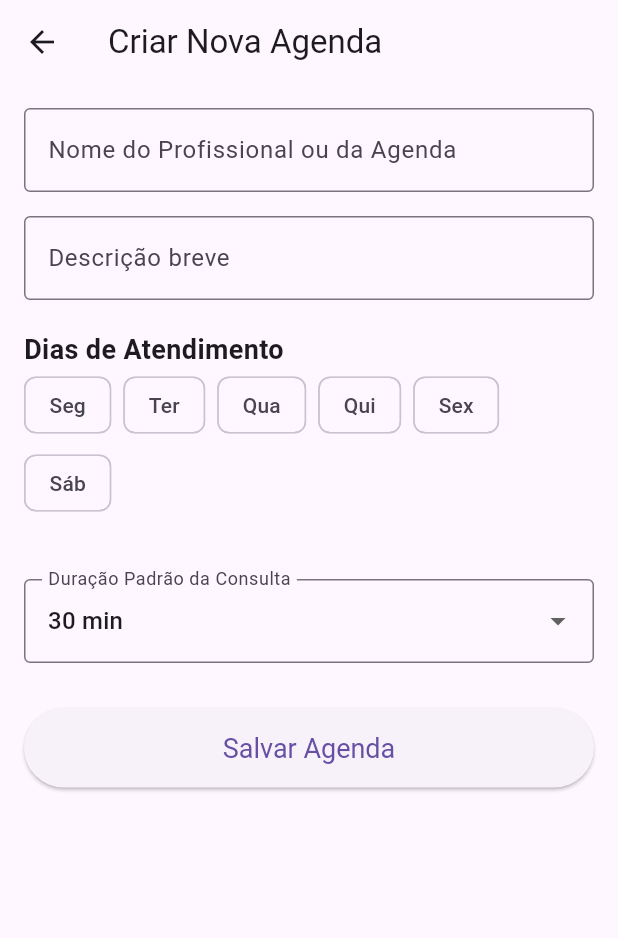
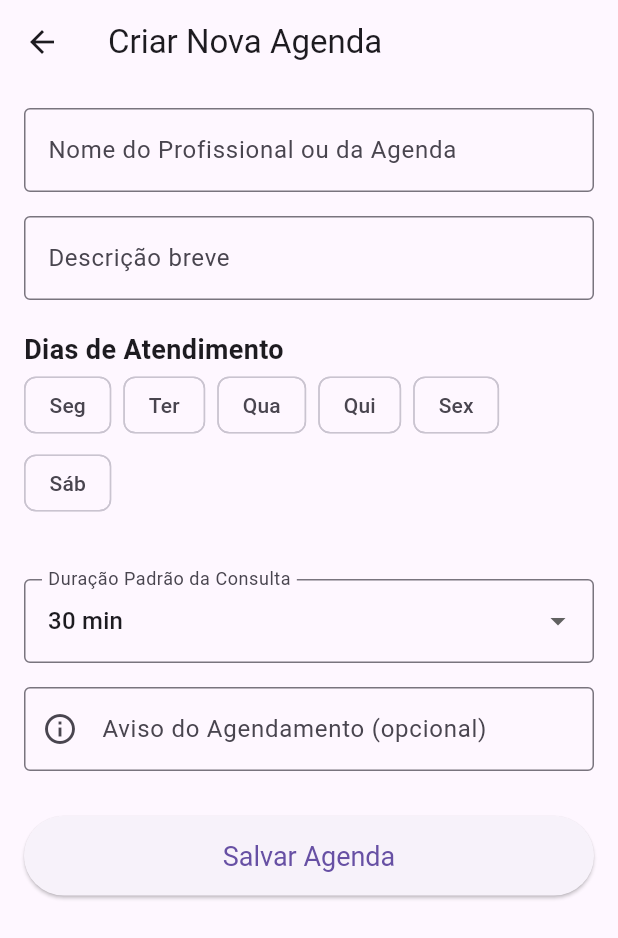
Before and after one commit to LeandroGuilhermiti/tcc-frontend, a Flutter app: the AgendaCreatePage screen opened by its route, on a phone screen of 412 x 824 dp. Shown: the top 938 px of the screen. Run offline on Flutter 3.47's test engine with Material 3 defaults, Android fonts, the phone set to English and light mode, and no system bars; our stand-ins replace flutter_dotenv, mask_text_input_formatter, syncfusion_flutter_calendar, table_calendar; accounts and stored records are empty.

Commit message:
aviso agenda

```diff
--- a/lib/models/agenda_model.dart
+++ b/lib/models/agenda_model.dart
@@ -3,16 +3,16 @@ class Agenda {
   final String nome;
   final String descricao;
   final String duracao;
+  final String? avisoAgendamento;
   final bool principal;
-  // final String aviso;
 
   Agenda({
     this.id,
     required this.nome,
     required this.descricao,
     required this.duracao,
+    this.avisoAgendamento,
     required this.principal,
-    // required this.aviso,
   });
 
   factory Agenda.fromJson(Map<String, dynamic> json) {
@@ -21,8 +21,8 @@ class Agenda {
       nome: json['nome'],
       descricao: json['descricao'],
       duracao: json['duracao'],
+      avisoAgendamento: json['aviso_agendamento'] ?? '',
       principal: json['principal'] ?? false,
-      // aviso: json['aviso'],
     );
   }
 
@@ -32,8 +32,8 @@ class Agenda {
       'nome': nome,
       'descricao': descricao,
       'duracao': duracao,
+      if (avisoAgendamento != null && avisoAgendamento!.isNotEmpty) 'aviso_agendamento': avisoAgendamento,
       'principal': principal,
-      // 'aviso': aviso,
     };
   }
 }
--- a/lib/pages/admin_user/agenda_create_page.dart
+++ b/lib/pages/admin_user/agenda_create_page.dart
@@ -23,6 +23,7 @@ class _AgendaCreatePageState extends State<AgendaCreatePage> {
   final _formKey = GlobalKey<FormState>();
   final TextEditingController _profissionalController = TextEditingController();
   final TextEditingController _describeController = TextEditingController();
+  final TextEditingController _avisoController = TextEditingController();
 
   final Map<String, int> diasSemanaMap = {
     'Seg': 1,
@@ -172,6 +173,7 @@ class _AgendaCreatePageState extends State<AgendaCreatePage> {
       nome: _profissionalController.text.trim(),
       descricao: _describeController.text.trim(),
       duracao: duracaoConsulta!.replaceAll(' min', ''),
+      avisoAgendamento: _avisoController.text.trim(),
       principal: definirComoPrincipal,
     );
 
@@ -508,6 +510,17 @@ class _AgendaCreatePageState extends State<AgendaCreatePage> {
                 validator: (value) =>
                     value == null ? 'Por favor, selecione a duração.' : null,
               ),
+              const SizedBox(height: 16),
+              TextFormField(
+                controller: _avisoController,
+                decoration: const InputDecoration(
+                  labelText: 'Aviso do Agendamento (opcional)',
+                  hintText: 'Ex: "Trazer exames anteriores"',
+                  border: OutlineInputBorder(),
+                  prefixIcon: Icon(Icons.info_outline),
+                ),
+                // Nenhum validator é necessário, pois o campo é opcional
+              ),
               const SizedBox(height: 30),
               ElevatedButton(
                 style: ElevatedButton.styleFrom(
```
Also changed, not shown: lib/services/agenda_service.dart (+23 -9 lines).
